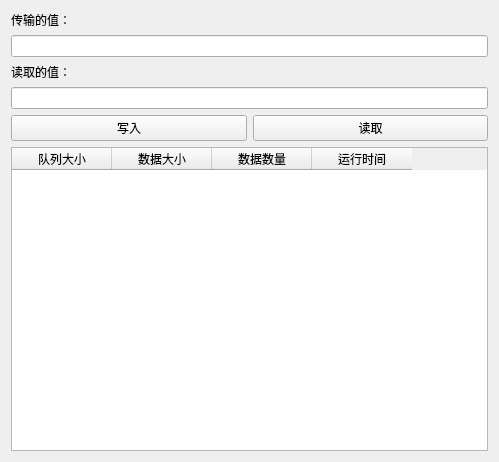
3737cc/C-C--, file Process/MessageQueues.ui: the form before one commit.
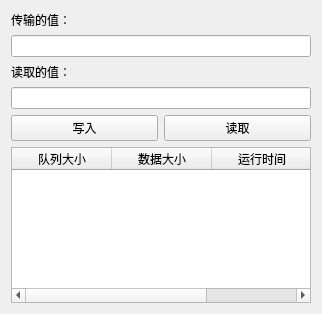
The form after the commit.

```diff
--- a/Process/MessageQueues.ui
+++ b/Process/MessageQueues.ui
@@ -6,8 +6,8 @@
    <rect>
     <x>0</x>
     <y>0</y>
-    <width>499</width>
-    <height>462</height>
+    <width>322</width>
+    <height>314</height>
    </rect>
   </property>
   <property name="windowTitle">
@@ -59,21 +59,25 @@
        <property name="text">
         <string>队列大小</string>
        </property>
+       <property name="textAlignment">
+        <set>AlignCenter</set>
+       </property>
       </column>
       <column>
        <property name="text">
         <string>数据大小</string>
        </property>
-      </column>
-      <column>
-       <property name="text">
-        <string>数据数量</string>
+       <property name="textAlignment">
+        <set>AlignCenter</set>
        </property>
       </column>
       <column>
        <property name="text">
         <string>运行时间</string>
        </property>
+       <property name="textAlignment">
+        <set>AlignCenter</set>
+       </property>
       </column>
      </widget>
     </item>
```
